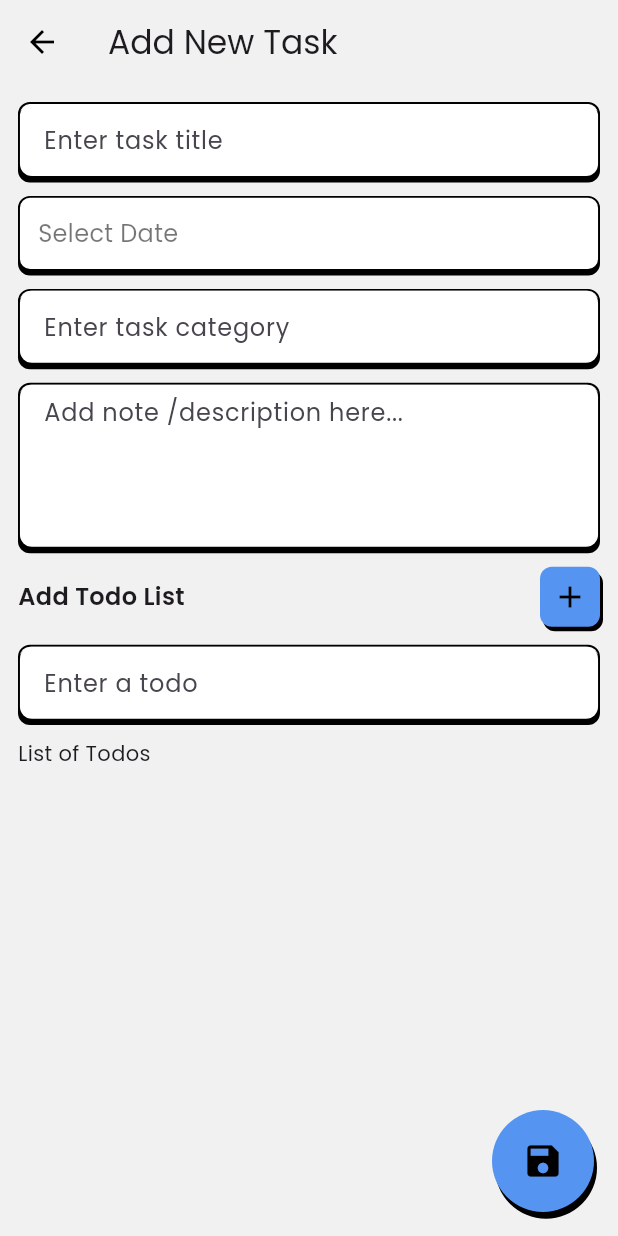
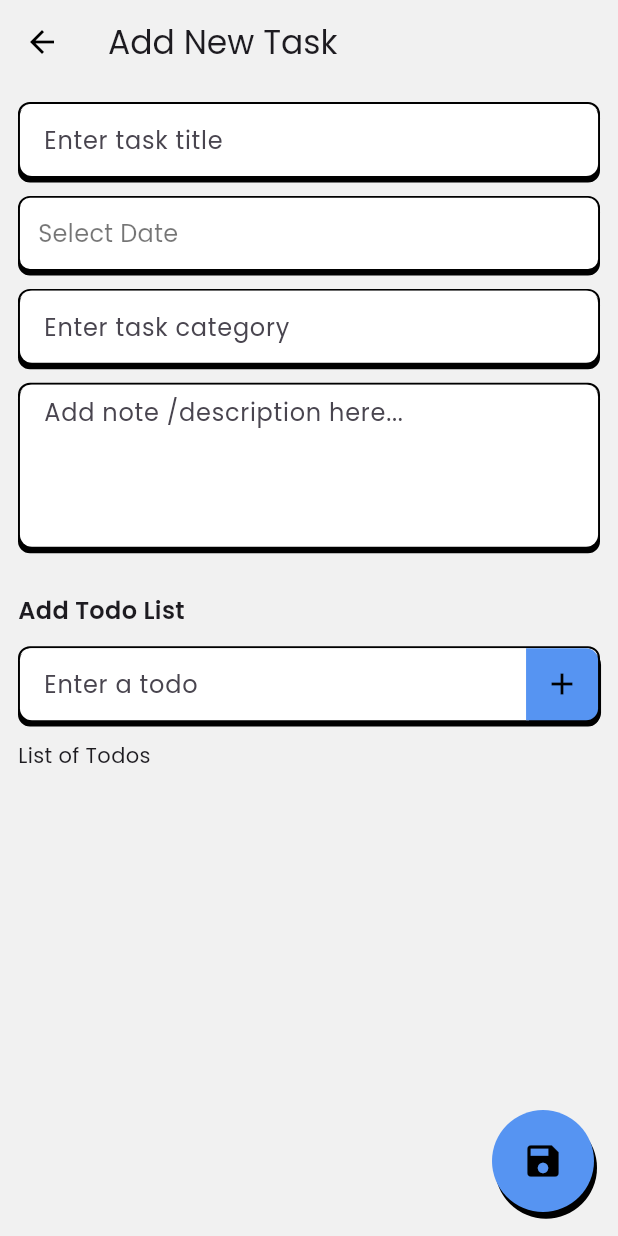
Before and after one commit to faatikhriziq/donezo, a Flutter app: the NavigationMenu screen opened by its route, item 3 of the bottom bar chosen, after a tap on the "add" icon, on a phone screen of 412 x 824 dp. Run offline on Flutter 3.47's test engine with Material 3 defaults, Android fonts, the phone set to English and light mode, and no system bars; our stand-ins replace bloc, calendar_date_picker2, equatable, firebase_auth, firebase_core, flutter_bloc and 6 more; accounts and stored records are empty.

Commit message:
style(web): create responsive web ui

```diff
--- a/lib/config/routes/app_routes.dart
+++ b/lib/config/routes/app_routes.dart
@@ -1,8 +1,12 @@
 import 'package:donezo/config/routes/navigation_menu.dart';
 import 'package:donezo/core/di/injection_container.dart';
+import 'package:donezo/core/widgets/container_for_web.dart';
 import 'package:donezo/src/auth/presentation/pages/sign_in_page.dart';
 import 'package:donezo/src/auth/presentation/pages/sign_up_page.dart';
+import 'package:donezo/src/task_management/presentation/pages/task_form_page.dart';
+import 'package:donezo/src/task_management/presentation/pages/task_page.dart';
 import 'package:firebase_auth/firebase_auth.dart';
+import 'package:flutter/foundation.dart';
 import 'package:go_router/go_router.dart';
 
 class AppRoutes {
@@ -11,9 +15,9 @@ class AppRoutes {
   static const String signUp = '/sign-up';
   static const String register = '/register';
   static const String profile = '/profile';
-  static const String settings = '/settings';
-  static const String about = '/about';
-  static const String contact = '/contact';
+  static const String task = '/task';
+  static const String taskForm = '/task-form';
+
   static const String notFound = '/not-found';
 
   static final routes = GoRouter(
@@ -24,19 +28,23 @@ class AppRoutes {
         builder: (context, state) {
           final user = sl<FirebaseAuth>().currentUser;
           if (user == null) {
-            return const SignInPage();
+            return kIsWeb ? const ContainerForWeb(child: SignInPage()) : const SignInPage();
           } else {
-            return const NavigationMenu();
+            return kIsWeb ? const ContainerForWeb(child: NavigationMenu()) : const NavigationMenu();
           }
         },
       ),
       GoRoute(
         path: signUp,
-        builder: (context, state) => const SignUpPage(),
+        builder: (context, state) => kIsWeb ? const ContainerForWeb(child: SignUpPage()) : const SignUpPage(),
       ),
       GoRoute(
         path: signIn,
-        builder: (context, state) => const SignInPage(),
+        builder: (context, state) => kIsWeb ? const ContainerForWeb(child: SignInPage()) : const SignInPage(),
+      ),
+      GoRoute(
+        path: taskForm,
+        builder: (context, state) => kIsWeb ? const ContainerForWeb(child: TaskFormPage()) : const TaskFormPage(),
       ),
     ],
   );
--- a/lib/config/routes/navigation_menu.dart
+++ b/lib/config/routes/navigation_menu.dart
@@ -1,3 +1,6 @@
+import 'dart:io';
+
+import 'package:flutter/foundation.dart';
 import 'package:flutter/material.dart';
 import 'package:donezo/pages/calendar_page.dart';
 import 'package:donezo/pages/home_page.dart';
@@ -72,7 +75,12 @@ class _NavigationMenuState extends State<NavigationMenu> with TickerProviderStat
           _handleIndexChanged(index);
         },
       ),
-      bottomNavigationBar: Padding(
+      bottomNavigationBar: buildBottomNavigationBar(),
+    );
+  }
+
+  Padding buildBottomNavigationBar() {
+    return Padding(
       padding: const EdgeInsets.only(
         bottom: 20,
         left: 20,
@@ -220,7 +228,6 @@ class _NavigationMenuState extends State<NavigationMenu> with TickerProviderStat
           ],
         ),
       ),
-      ),
     );
   }
 }
--- a/lib/config/theme/app_theme.dart
+++ b/lib/config/theme/app_theme.dart
@@ -1,3 +1,4 @@
+import 'package:flutter/foundation.dart';
 import 'package:flutter/material.dart';
 import 'package:google_fonts/google_fonts.dart';
 
--- a/lib/main.dart
+++ b/lib/main.dart
@@ -23,6 +23,7 @@ class Donezo extends StatelessWidget {
     return MultiBlocProvider(
       providers: blocProviders,
       child: MaterialApp.router(
+        themeMode: ThemeMode.light,
         routerConfig: AppRoutes.routes,
         theme: appTheme(),
         debugShowCheckedModeBanner: false,
--- a/lib/src/task_management/presentation/pages/task_form_page.dart
+++ b/lib/src/task_management/presentation/pages/task_form_page.dart
@@ -15,7 +15,23 @@ class TaskFormPage extends StatefulWidget {
 
 class _TaskFormPageState extends State<TaskFormPage> {
   TextEditingController todoController = TextEditingController();
+  FocusNode todoFocusNode = FocusNode();
   List<DateTime?> _singleDatePickerValueWithDefaultValue = [];
+
+  @override
+  void initState() {
+    todoController = TextEditingController();
+    todoFocusNode = FocusNode();
+    super.initState();
+  }
+
+  @override
+  void dispose() {
+    todoController.dispose();
+    todoFocusNode.dispose();
+    super.dispose();
+  }
+
   @override
   Widget build(BuildContext context) {
     return Scaffold(
@@ -117,38 +133,8 @@ class _TaskFormPageState extends State<TaskFormPage> {
                       ),
                     ),
                   ),
-                  const SizedBox(height: 12),
-                  Row(
-                    children: [
-                      const Text('Add Todo List', style: TextStyle(fontSize: 16, fontWeight: FontWeight.w600)),
-                      const Spacer(),
-                      GestureDetector(
-                        onTap: () {
-                          if (todoController.text.isNotEmpty) {
-                            context.read<AddTodoListBloc>().add(AddTodoStoreToListEvent(todo: todoController.text));
-                            todoController.clear();
-                          }
-                        },
-                        child: Container(
-                          padding: const EdgeInsets.all(8),
-                          decoration: BoxDecoration(
-                            color: AppColor.primary,
-                            borderRadius: BorderRadius.circular(8),
-                            boxShadow: const [
-                              BoxShadow(
-                                color: Colors.black,
-                                offset: Offset(2, 3),
-                              ),
-                            ],
-                          ),
-                          child: const Icon(
-                            Icons.add,
-                            color: Colors.black,
-                          ),
-                        ),
-                      )
-                    ],
-                  ),
+                  const SizedBox(height: 30),
+                  const Text('Add Todo List', style: TextStyle(fontSize: 16, fontWeight: FontWeight.w600)),
                   const SizedBox(height: 12),
                   Container(
                     decoration: BoxDecoration(
@@ -169,9 +155,11 @@ class _TaskFormPageState extends State<TaskFormPage> {
                         if (value.isNotEmpty) {
                           context.read<AddTodoListBloc>().add(AddTodoStoreToListEvent(todo: todoController.text));
                           todoController.clear();
+                          todoFocusNode.requestFocus();
                         }
                       },
                       controller: todoController,
+                      focusNode: todoFocusNode,
                       decoration: InputDecoration(
                         fillColor: Colors.white,
                         filled: true,
@@ -181,6 +169,31 @@ class _TaskFormPageState extends State<TaskFormPage> {
                           borderRadius: BorderRadius.circular(8),
                         ),
                         contentPadding: const EdgeInsets.only(left: 12),
+                        suffixIcon: GestureDetector(
+                          onTap: () {
+                            if (todoController.text.isNotEmpty) {
+                              context.read<AddTodoListBloc>().add(AddTodoStoreToListEvent(todo: todoController.text));
+                              todoController.clear();
+                            }
+                          },
+                          child: Container(
+                            padding: const EdgeInsets.all(12),
+                            decoration: const BoxDecoration(
+                              color: AppColor.primary,
+                              borderRadius: BorderRadius.horizontal(right: Radius.circular(8), left: Radius.circular(0)),
+                              boxShadow: [
+                                BoxShadow(
+                                  color: Colors.black,
+                                  offset: Offset(2, 3),
+                                ),
+                              ],
+                            ),
+                            child: const Icon(
+                              Icons.add,
+                              color: Colors.black,
+                            ),
+                          ),
+                        ),
                       ),
                     ),
                   ),
--- a/lib/src/task_management/presentation/pages/task_page.dart
+++ b/lib/src/task_management/presentation/pages/task_page.dart
@@ -1,9 +1,9 @@
+import 'package:donezo/config/routes/app_routes.dart';
 import 'package:flutter/material.dart';
+import 'package:go_router/go_router.dart';
 
 import '../../../../config/theme/app_color.dart';
 import '../../../../core/widgets/task_card.dart';
-import 'task_form_page.dart';
-
 
 class TaskPage extends StatelessWidget {
   const TaskPage({super.key});
@@ -11,8 +11,11 @@ class TaskPage extends StatelessWidget {
   @override
   Widget build(BuildContext context) {
     return Scaffold(
-        body:  SingleChildScrollView(
-          padding: EdgeInsets.symmetric(horizontal: 12, vertical: 50),
+        appBar: AppBar(
+          title: const Text('Task Management'),
+        ),
+        body: SingleChildScrollView(
+          padding: EdgeInsets.symmetric(horizontal: 12),
           child: Column(
             crossAxisAlignment: CrossAxisAlignment.start,
             children: [
@@ -59,7 +62,7 @@ class TaskPage extends StatelessWidget {
           padding: const EdgeInsets.only(bottom: 75),
           child: FloatingActionButton(
             onPressed: () {
-              Navigator.push(context, MaterialPageRoute(builder: (context) => const TaskFormPage()));
+              context.push(AppRoutes.taskForm);
             },
             child: const Icon(Icons.add),
             backgroundColor: AppColor.maroon,
```
Also changed, not shown: lib/core/widgets/container_for_web.dart (added, +24 -0 lines), lib/src/auth/presentation/pages/sign_in_page.dart (+21 -9 lines), lib/src/auth/presentation/pages/sign_up_page.dart (+20 -9 lines). Lines whose indentation alone changed are shown as unchanged.
